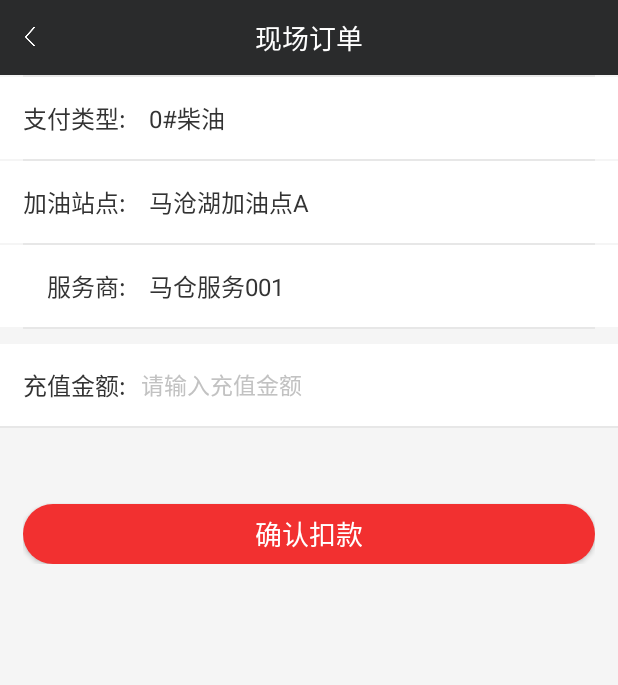
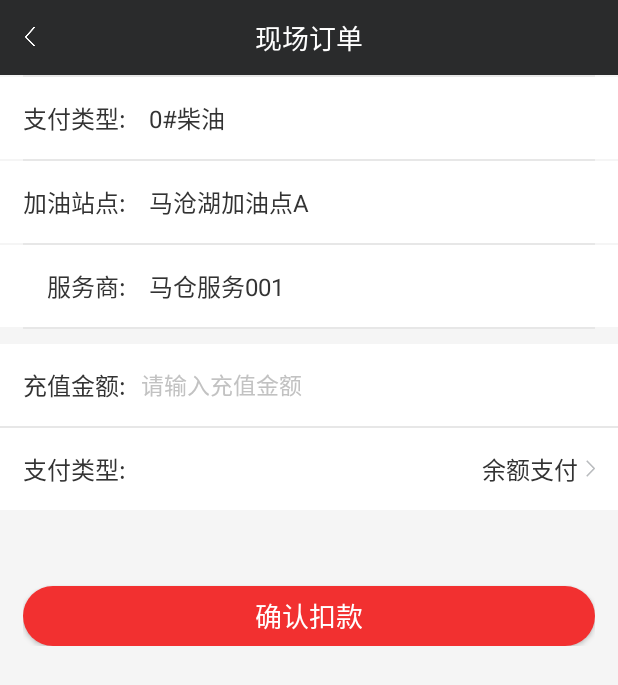
Before and after one commit to androidneko/FuelMore, an Android app: the layout activity_gather.xml on its own in the app's theme, with its tools: preview values and no code run, on a phone screen of 412 x 824 dp. Shown: the top 685 px of the screen. Run offline under Robolectric (Android 15) with nearby library versions, the phone set to English and light mode, and no system bars.

Commit message:
增加支付类型选择器

```diff
--- a/app/src/main/res/layout/activity_gather.xml
+++ b/app/src/main/res/layout/activity_gather.xml
@@ -209,6 +209,38 @@
         android:layout_height="1dp"
         android:background="@color/gray_border" />
 
+
+    <RelativeLayout
+        android:id="@+id/payTypeView"
+        android:layout_width="match_parent"
+        android:layout_height="wrap_content"
+        android:background="@color/white"
+        android:focusable="true"
+        android:focusableInTouchMode="true"
+        android:padding="15dp">
+
+        <TextView
+            android:layout_width="wrap_content"
+            android:layout_height="wrap_content"
+            android:layout_gravity="center_vertical"
+            android:text="支付类型:"
+            android:textColor="@color/text_black"
+            android:textSize="16sp" />
+
+        <TextView
+            android:id="@+id/payTypeTv"
+            android:layout_width="wrap_content"
+            android:layout_height="wrap_content"
+            android:layout_centerVertical="true"
+            android:layout_alignParentRight="true"
+            android:text="余额支付"
+            android:drawableRight="@mipmap/activity_sticker_arrow_right"
+            android:drawablePadding="5dp"
+            android:textColor="@color/text_black"
+            android:textSize="16sp" />
+
+    </RelativeLayout>
+
     <LinearLayout
         android:layout_width="match_parent"
         android:layout_height="wrap_content"
```
Also changed, not shown: app/src/main/java/com/androidcat/fuelmore/merchant/ui/activity/GatheringActivity.java (+59 -0 lines), utilities/src/main/java/com/androidcat/utilities/persistence/SPConsts.java (+2 -91 lines), app/src/main/res/mipmap-xxhdpi/activity_sticker_arrow_right.png (added).
